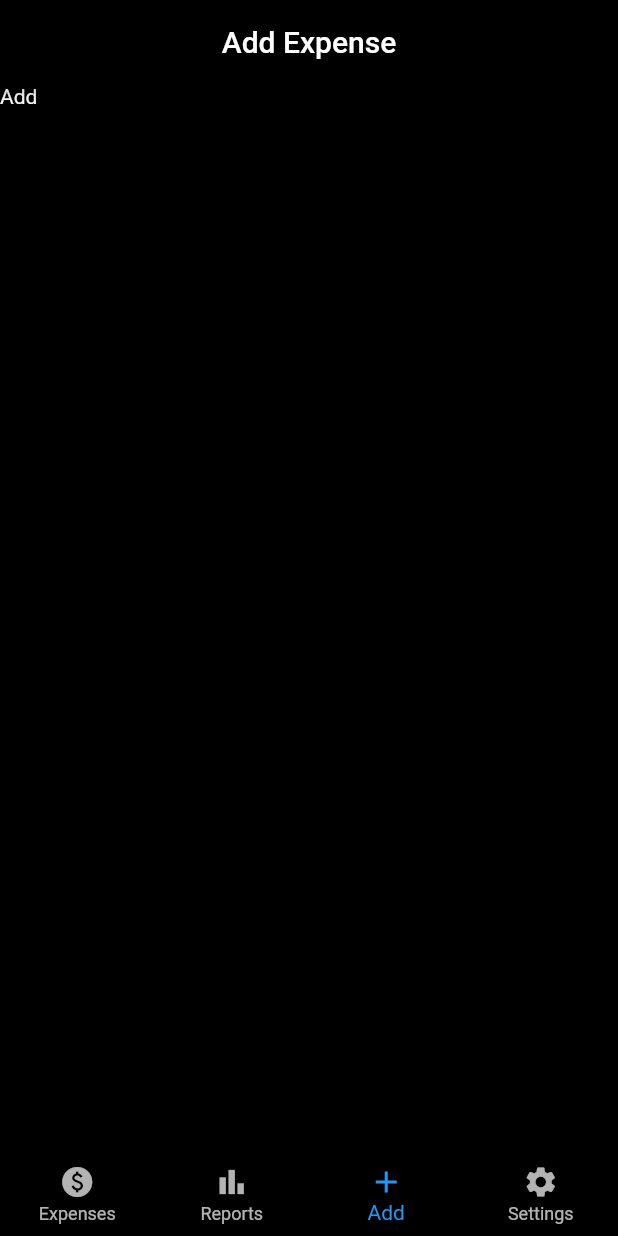
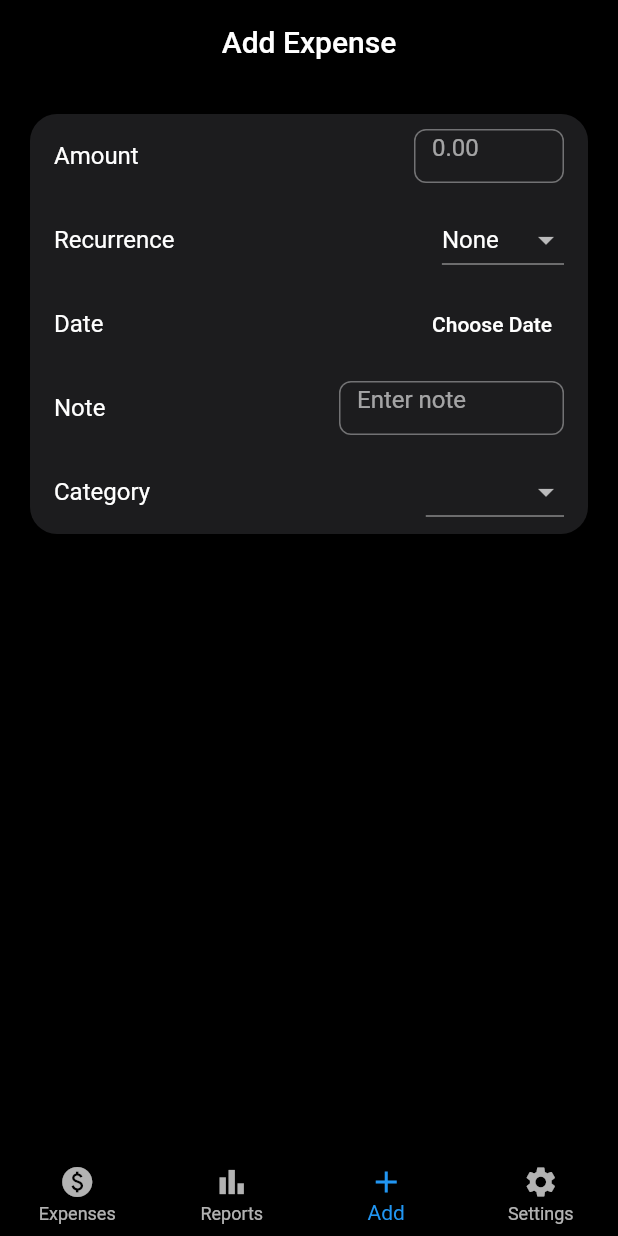
Before and after one commit to puneetkumarbajaj/expense_tracker, a Flutter app: the screen it shows after launch, item 3 of the bottom bar chosen, on a phone screen of 412 x 824 dp. Run offline on Flutter 3.47's test engine with Material 2 defaults, Android fonts, the phone set to English and light mode, and no system bars; our stand-ins replace flutter_colorpicker, flutter_slidable, hive, hive_flutter; accounts and stored records are empty; statements that could not run were skipped.

Commit message:
modified:   lib/data/database.dart 	modified:   lib/pages/addExpense.dart 	modified:   lib/tabs.dart

```diff
--- a/lib/data/database.dart
+++ b/lib/data/database.dart
@@ -4,13 +4,21 @@ import 'package:hive/hive.dart';
 class ExpenseTrackerDataBase{
 
   List categories = [];
+  List Expenses =[];
 
   final dataBox = Hive.box("expenseTrackerBox");
 
   void createInitialData() {
     categories = [
-      ["Bills", Color.fromARGB(255,0,0,255)],
-      ["Take Out", Color.fromARGB(255,0,255,0)],
+      ["Bills", Color.fromARGB(255,255,191,0)],
+      ["Take Out", Color.fromARGB(255,0,0,255)],
+      ["Rent", Color.fromARGB(255,0,255,0)],
+      ["Groceries", Color.fromARGB(255, 255, 155, 15)]
+    ];
+    Expenses = [
+      [12.5, "weekly", "2023-10-20","Note", categories[1]],
+      [13.0, "none", "2023-10-19", "Note", categories[0]],
+
     ];
     }
     void loadData() {
--- a/lib/pages/addExpense.dart
+++ b/lib/pages/addExpense.dart
@@ -1,11 +1,159 @@
+import 'package:expense_app/data/database.dart';
+import 'package:expense_app/pages/categories.dart';
 import 'package:expense_app/types/widgets.dart';
 import 'package:flutter/material.dart';
+import 'package:flutter/services.dart';
+import 'package:hive/hive.dart';
 
-class AddExpense extends WidgetWithTitle{
-  const AddExpense({super.key}) : super(title: "Add Expense");
+class AddExpense extends StatefulWidget {
+  final String title;
+
+  AddExpense({Key? key, this.title = "Add Expense"}) : super(key: key);
+
+  @override
+  _AddExpenseState createState() => _AddExpenseState();
+}
+
+class _AddExpenseState extends State<AddExpense> {
+  final List<String> recurrence = ['None', 'daily', 'weekly', 'monthly', 'yearly'];
+  String _currentRecurrence = "None";
+  ValueChanged<String?>? onCategorySelected;
+  DateTime? _selectedDate;
+  String _enteredNote = "";
+  String? _selectedCategory;
+  final _myBox = Hive.box('expenseTrackerBox');
+  ExpenseTrackerDataBase db = ExpenseTrackerDataBase();
+
+  @override
+  void initState() {
+    //if this is the first time ever opening the app, then have some default data
+    if (_myBox.get("CATEGORIES") == null) {
+      db.createInitialData();
+    } else {
+      //there is some data
+      db.loadData();
+    }
+    super.initState();
+  }
 
   @override
   Widget build(BuildContext context) {
-    return const Text("Add");
+    List<String> _recurrenceOptions = ["None", "Daily", "Monthly", "Weekly", "Yearly"];
+
+    return Container(
+      padding: const EdgeInsets.all(20),
+      width: double.infinity,
+      height: 320,
+      child: DecoratedBox(
+        decoration: BoxDecoration(
+          color: const Color.fromARGB(255, 28, 28, 30),
+          borderRadius: BorderRadius.circular(18),
+        ),
+        child: ListView(
+          children: <Widget>[
+            ListTile(
+              title: const Text("Amount"),
+              trailing: Container(
+                margin: EdgeInsets.fromLTRB(10, 10, 0, 10),
+                width: 100, // adjust the width as needed
+                child: TextField(
+                  keyboardType: TextInputType.number,
+                  inputFormatters: [FilteringTextInputFormatter.digitsOnly], // allows only digits
+                  decoration: InputDecoration(
+                    hintText: "0.00",
+                    border: OutlineInputBorder(
+                      borderSide: BorderSide(width: 0.5),
+                      borderRadius: BorderRadius.circular(8.0),
+                    ),
+                  ),
+                ),
+              ),
+            ),
+
+            ListTile(
+                title: Text("Recurrence"),
+                trailing: DropdownButton<String>(
+                  value: _currentRecurrence,
+                  items: _recurrenceOptions.map((String value) {
+                    return DropdownMenuItem<String>(
+                      value: value,
+                      child: Text(value),
+                    );
+                  }).toList(),
+                  onChanged: (String? newValue) {
+                    if(newValue != null)
+                    {setState(() {
+                      _currentRecurrence = newValue;
+                    });}
+                  },
+                ),
+              ),
+
+            ListTile(
+                title: Text("Date"),
+                trailing: TextButton(
+                  onPressed: () async {
+                    DateTime? pickedDate = await showDatePicker(
+                      context: context,
+                      initialDate: DateTime.now(),
+                      firstDate: DateTime(2022),  // Modify as per your requirement
+                      lastDate: DateTime(2024),   // Modify as per your requirement
+                    );
+                    if (pickedDate != null && pickedDate != _selectedDate)
+                      setState(() {
+                        _selectedDate = pickedDate;
+                      });
+                  },
+                  child: Text(_selectedDate != null
+                      ? "${_selectedDate?.toLocal()}".split(' ')[0]
+                      : "Choose Date", style: (TextStyle(color: Colors.white)),),
+                ),
+              ),
+
+            ListTile(
+                title: Text("Note"),
+                trailing: Container(
+                  margin: EdgeInsets.fromLTRB(10, 10, 0, 10),
+                  width: 150, // adjust as per your needs
+                  child: TextField(
+                    onChanged: (value) {
+                      setState(() {
+                        _enteredNote = value;
+                      });
+                    },
+                    decoration: InputDecoration(
+                      hintText: "Enter note",
+                      border: OutlineInputBorder(
+                        borderSide: BorderSide(width: 0.5),
+                        borderRadius: BorderRadius.circular(8.0),
+                      ),
+                    ),
+                  ),
+                ),
+              ),
+            ListTile(
+              title: Text('Category'),
+              trailing: DropdownButton<String>(
+                value: _selectedCategory,
+                items: db.categories.map((category) {
+                  String value = category[0];
+                  return DropdownMenuItem<String>(
+                    value: value,
+                    child: Text(value),
+                  );
+                }).toList(),
+                onChanged: (String? newValue) {
+                  if (newValue != null) {
+                    setState(() {
+                      _selectedCategory = newValue;
+                    });
+                  }
+                },
+              ),
+            )
+          ],
+        ),
+      ),
+    );
   }
 }
--- a/lib/tabs.dart
+++ b/lib/tabs.dart
@@ -16,7 +16,7 @@ class _TabsControllerState extends State<TabsController>{
 
   var _selectedIndex = 0;
 
-  static const List<WidgetWithTitle> _pages = [
+  static List _pages = [
     Expenses(),
     Reports(),
     AddExpense(),
```
